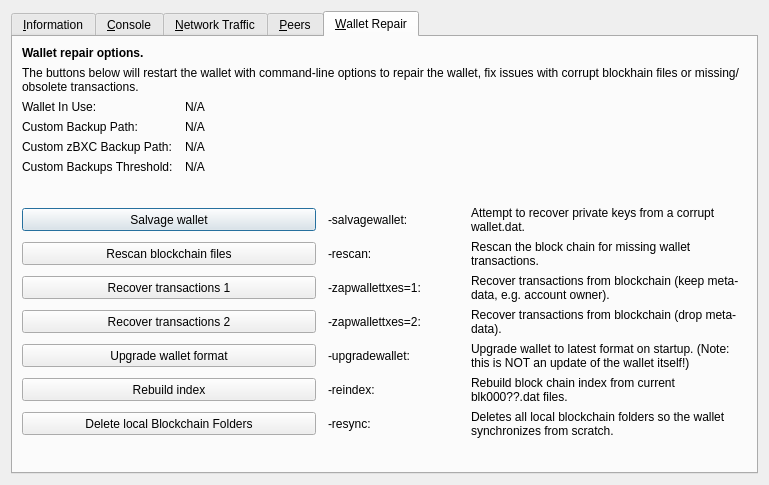
Above: src/qt/forms/rpcconsole.ui from wazzlecoin/core before the change. Below: the same form after it.
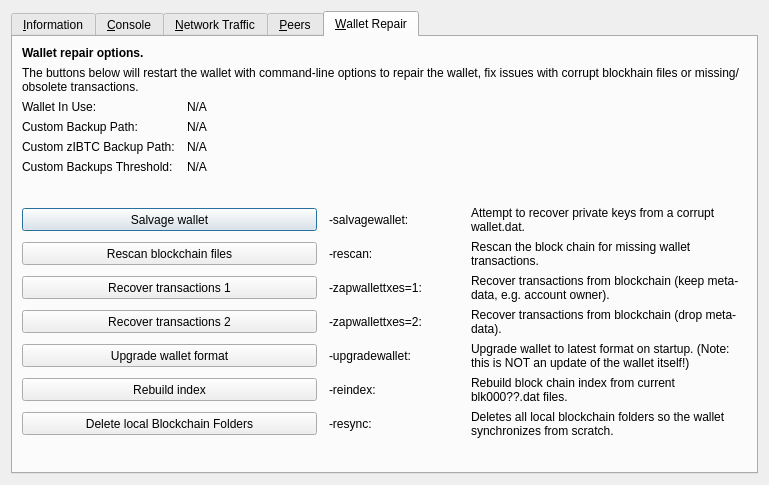
That is the form after the change. The open tabs and pages were chosen to show the change. Icons and pictures are not drawn. Custom widgets are drawn as their Qt base class.

The edit to the form file:
```diff
--- a/src/qt/forms/rpcconsole.ui
+++ b/src/qt/forms/rpcconsole.ui
@@ -1328,7 +1328,7 @@
        <item row="4" column="0">
         <widget class="QLabel" name="wallet_customzibtcbackuppath_label">
          <property name="text">
-          <string>Custom zBXC Backup Path:</string>
+          <string>Custom zIBTC Backup Path:</string>
          </property>
          <property name="visible">
           <bool>false</bool>
```
